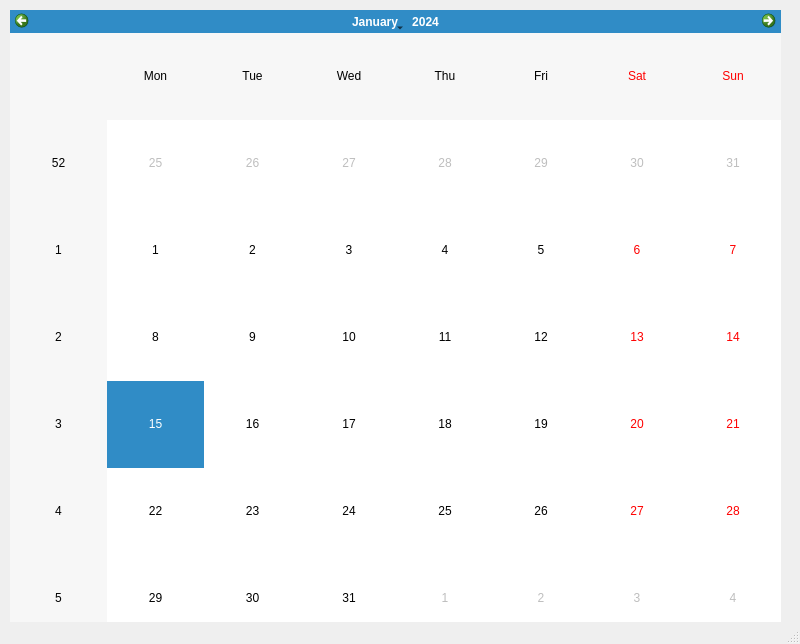
Old version of the form frontend/vistas/calendario/calendario.ui in the repository Johnatanvq/pooAPP.
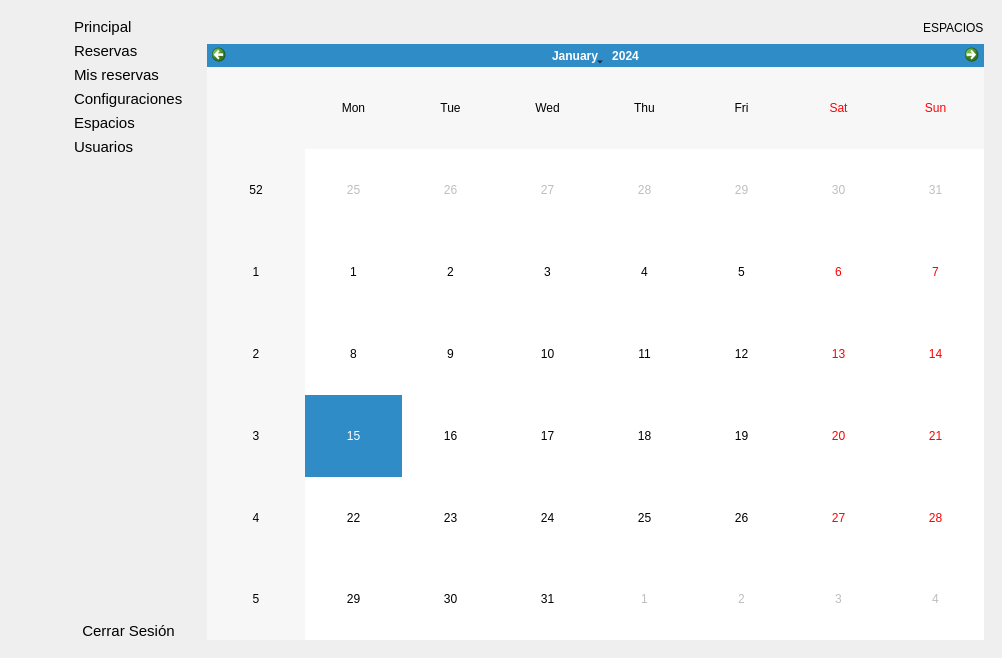
New version of the form. Icons and pictures are not drawn.

Commit message: Modificaciones en vistas de calendario, espacios, intro, login, menú principal y nuevo usuario

The edit to the form file:
```diff
--- a/frontend/vistas/calendario/calendario.ui
+++ b/frontend/vistas/calendario/calendario.ui
@@ -6,26 +6,1077 @@
    <rect>
     <x>0</x>
     <y>0</y>
-    <width>800</width>
-    <height>644</height>
+    <width>1002</width>
+    <height>658</height>
    </rect>
   </property>
   <property name="windowTitle">
    <string>MainWindow</string>
   </property>
   <widget class="QWidget" name="centralwidget">
-   <widget class="QCalendarWidget" name="calendario">
-    <property name="geometry">
-     <rect>
-      <x>10</x>
-      <y>10</y>
-      <width>771</width>
-      <height>631</height>
-     </rect>
-    </property>
-   </widget>
+   <layout class="QGridLayout" name="gridLayout_2">
+    <item row="0" column="0">
+     <widget class="QWidget" name="widget" native="true">
+      <layout class="QVBoxLayout" name="verticalLayout_2">
+       <item>
+        <widget class="QPushButton" name="bt_icono_home_mm">
+         <property name="styleSheet">
+          <string notr="true">QPushButton{
+	border-top-left-radius: 0 px;
+	border-bottom-left-radius: 30px;
+	border-top-right-radius: 30px;
+	border-bottom-right-radius: 0px;
+	text-align: left;
+}
+QPushButton:hover{
+	border-top-left-radius: 0 px;
+	border-bottom-left-radius: 30px;
+	border-top-right-radius: 30px;
+	border-bottom-right-radius: 0px
+}
+
+
+QPushButton {
+    border-radius: 18px;
+    background-color: qlineargradient(spread:reflect, x1:0, y1:0.532273, x2:1, y2:0.5, 
+                                      stop:0.362832 rgba(0,128,0,255), /* Verde oscuro */
+                                      stop:0.369469 rgba(0,128,0,255), 
+                                      stop:1 rgba(0,255,0,255)); /* Verde claro */
+}
+
+QPushButton:hover {
+    background-color: qlineargradient(spread:reflect, x1:0, y1:0.562273, x2:0.949, y2:0.545455, 
+                                      stop:0 rgb(255,255,255), /* Cian oscuro */
+                                      stop:1 rgb(255,255,255)); /* Cian claro */
+}
+
+QLabel {
+    color: rgb(225, 225, 224);
+    font: 12pt &quot;Arial&quot;;
+}
+</string>
+         </property>
+         <property name="text">
+          <string/>
+         </property>
+         <property name="icon">
+          <iconset resource="../../imagenes/resources.qrc">
+           <normaloff>:/newPrefix/home.svg</normaloff>:/newPrefix/home.svg</iconset>
+         </property>
+         <property name="iconSize">
+          <size>
+           <width>40</width>
+           <height>40</height>
+          </size>
+         </property>
+         <property name="checkable">
+          <bool>true</bool>
+         </property>
+         <property name="autoExclusive">
+          <bool>true</bool>
+         </property>
+        </widget>
+       </item>
+       <item>
+        <widget class="QPushButton" name="bt_icono_reservas_mm">
+         <property name="maximumSize">
+          <size>
+           <width>16777</width>
+           <height>16777215</height>
+          </size>
+         </property>
+         <property name="styleSheet">
+          <string notr="true">QPushButton{
+	border-top-left-radius: 0 px;
+	border-bottom-left-radius: 30px;
+	border-top-right-radius: 30px;
+	border-bottom-right-radius: 0px;
+	text-align: left;
+}
+QPushButton:hover{
+	border-top-left-radius: 0 px;
+	border-bottom-left-radius: 30px;
+	border-top-right-radius: 30px;
+	border-bottom-right-radius: 0px
+}
+
+
+QPushButton {
+    border-radius: 18px;
+    background-color: qlineargradient(spread:reflect, x1:0, y1:0.532273, x2:1, y2:0.5, 
+                                      stop:0.362832 rgba(0,128,0,255), /* Verde oscuro */
+                                      stop:0.369469 rgba(0,128,0,255), 
+                                      stop:1 rgba(0,255,0,255)); /* Verde claro */
+}
+
+QPushButton:hover {
+    background-color: qlineargradient(spread:reflect, x1:0, y1:0.562273, x2:0.949, y2:0.545455, 
+                                      stop:0 rgb(255,255,255), /* Cian oscuro */
+                                      stop:1 rgb(255,255,255)); /* Cian claro */
+}
+
+QLabel {
+    color: rgb(225, 225, 224);
+    font: 12pt &quot;Arial&quot;;
+}
+</string>
+         </property>
+         <property name="text">
+          <string/>
+         </property>
+         <property name="icon">
+          <iconset resource="../../imagenes/resources.qrc">
+           <normaloff>:/newPrefix/bookmark.svg</normaloff>:/newPrefix/bookmark.svg</iconset>
+         </property>
+         <property name="iconSize">
+          <size>
+           <width>40</width>
+           <height>40</height>
+          </size>
+         </property>
+         <property name="checkable">
+          <bool>true</bool>
+         </property>
+         <property name="autoExclusive">
+          <bool>true</bool>
+         </property>
+        </widget>
+       </item>
+       <item>
+        <widget class="QPushButton" name="bt_icono_misreservas_mm">
+         <property name="styleSheet">
+          <string notr="true">QPushButton{
+	border-top-left-radius: 0 px;
+	border-bottom-left-radius: 30px;
+	border-top-right-radius: 30px;
+	border-bottom-right-radius: 0px;
+	text-align: left;
+}
+QPushButton:hover{
+	border-top-left-radius: 0 px;
+	border-bottom-left-radius: 30px;
+	border-top-right-radius: 30px;
+	border-bottom-right-radius: 0px
+}
+
+
+QPushButton {
+    border-radius: 18px;
+    background-color: qlineargradient(spread:reflect, x1:0, y1:0.532273, x2:1, y2:0.5, 
+                                      stop:0.362832 rgba(0,128,0,255), /* Verde oscuro */
+                                      stop:0.369469 rgba(0,128,0,255), 
+                                      stop:1 rgba(0,255,0,255)); /* Verde claro */
+}
+
+QPushButton:hover {
+    background-color: qlineargradient(spread:reflect, x1:0, y1:0.562273, x2:0.949, y2:0.545455, 
+                                      stop:0 rgb(255,255,255), /* Cian oscuro */
+                                      stop:1 rgb(255,255,255)); /* Cian claro */
+}
+
+QLabel {
+    color: rgb(225, 225, 224);
+    font: 12pt &quot;Arial&quot;;
+}
+</string>
+         </property>
+         <property name="text">
+          <string/>
+         </property>
+         <property name="icon">
+          <iconset resource="../../imagenes/resources.qrc">
+           <normaloff>:/newPrefix/book-open.svg</normaloff>:/newPrefix/book-open.svg</iconset>
+         </property>
+         <property name="iconSize">
+          <size>
+           <width>40</width>
+           <height>40</height>
+          </size>
+         </property>
+         <property name="checkable">
+          <bool>true</bool>
+         </property>
+         <property name="autoExclusive">
+          <bool>true</bool>
+         </property>
+        </widget>
+       </item>
+       <item>
+        <widget class="QPushButton" name="bt_icono_configuraciones_mm">
+         <property name="styleSheet">
+          <string notr="true">QPushButton{
+	border-top-left-radius: 0 px;
+	border-bottom-left-radius: 30px;
+	border-top-right-radius: 30px;
+	border-bottom-right-radius: 0px;
+	text-align: left;
+}
+QPushButton:hover{
+	border-top-left-radius: 0 px;
+	border-bottom-left-radius: 30px;
+	border-top-right-radius: 30px;
+	border-bottom-right-radius: 0px
+}
+
+
+QPushButton {
+    border-radius: 18px;
+    background-color: qlineargradient(spread:reflect, x1:0, y1:0.532273, x2:1, y2:0.5, 
+                                      stop:0.362832 rgba(0,128,0,255), /* Verde oscuro */
+                                      stop:0.369469 rgba(0,128,0,255), 
+                                      stop:1 rgba(0,255,0,255)); /* Verde claro */
+}
+
+QPushButton:hover {
+    background-color: qlineargradient(spread:reflect, x1:0, y1:0.562273, x2:0.949, y2:0.545455, 
+                                      stop:0 rgb(255,255,255), /* Cian oscuro */
+                                      stop:1 rgb(255,255,255)); /* Cian claro */
+}
+
+QLabel {
+    color: rgb(225, 225, 224);
+    font: 12pt &quot;Arial&quot;;
+}
+</string>
+         </property>
+         <property name="text">
+          <string/>
+         </property>
+         <property name="icon">
+          <iconset resource="../../imagenes/resources.qrc">
+           <normaloff>:/newPrefix/settings.svg</normaloff>:/newPrefix/settings.svg</iconset>
+         </property>
+         <property name="iconSize">
+          <size>
+           <width>40</width>
+           <height>40</height>
+          </size>
+         </property>
+         <property name="checkable">
+          <bool>true</bool>
+         </property>
+         <property name="autoExclusive">
+          <bool>true</bool>
+         </property>
+        </widget>
+       </item>
+       <item>
+        <widget class="QPushButton" name="bt_icono_espacios_mm">
+         <property name="styleSheet">
+          <string notr="true">QPushButton{
+	border-top-left-radius: 0 px;
+	border-bottom-left-radius: 30px;
+	border-top-right-radius: 30px;
+	border-bottom-right-radius: 0px;
+	text-align: left;
+}
+QPushButton:hover{
+	border-top-left-radius: 0 px;
+	border-bottom-left-radius: 30px;
+	border-top-right-radius: 30px;
+	border-bottom-right-radius: 0px
+}
+
+
+QPushButton {
+    border-radius: 18px;
+    background-color: qlineargradient(spread:reflect, x1:0, y1:0.532273, x2:1, y2:0.5, 
+                                      stop:0.362832 rgba(0,128,0,255), /* Verde oscuro */
+                                      stop:0.369469 rgba(0,128,0,255), 
+                                      stop:1 rgba(0,255,0,255)); /* Verde claro */
+}
+
+QPushButton:hover {
+    background-color: qlineargradient(spread:reflect, x1:0, y1:0.562273, x2:0.949, y2:0.545455, 
+                                      stop:0 rgb(255,255,255), /* Cian oscuro */
+                                      stop:1 rgb(255,255,255)); /* Cian claro */
+}
+
+QLabel {
+    color: rgb(225, 225, 224);
+    font: 12pt &quot;Arial&quot;;
+}
+</string>
+         </property>
+         <property name="text">
+          <string/>
+         </property>
+         <property name="icon">
+          <iconset resource="../../imagenes/resources.qrc">
+           <normaloff>:/newPrefix/key.svg</normaloff>:/newPrefix/key.svg</iconset>
+         </property>
+         <property name="iconSize">
+          <size>
+           <width>40</width>
+           <height>40</height>
+          </size>
+         </property>
+         <property name="checkable">
+          <bool>true</bool>
+         </property>
+         <property name="autoExclusive">
+          <bool>true</bool>
+         </property>
+        </widget>
+       </item>
+       <item>
+        <widget class="QPushButton" name="bt_icono_usuarios_mm">
+         <property name="styleSheet">
+          <string notr="true">QPushButton{
+	border-top-left-radius: 0 px;
+	border-bottom-left-radius: 30px;
+	border-top-right-radius: 30px;
+	border-bottom-right-radius: 0px;
+	text-align: left;
+}
+QPushButton:hover{
+	border-top-left-radius: 0 px;
+	border-bottom-left-radius: 30px;
+	border-top-right-radius: 30px;
+	border-bottom-right-radius: 0px
+}
+
+
+QPushButton {
+    border-radius: 18px;
+    background-color: qlineargradient(spread:reflect, x1:0, y1:0.532273, x2:1, y2:0.5, 
+                                      stop:0.362832 rgba(0,128,0,255), /* Verde oscuro */
+                                      stop:0.369469 rgba(0,128,0,255), 
+                                      stop:1 rgba(0,255,0,255)); /* Verde claro */
+}
+
+QPushButton:hover {
+    background-color: qlineargradient(spread:reflect, x1:0, y1:0.562273, x2:0.949, y2:0.545455, 
+                                      stop:0 rgb(255,255,255), /* Cian oscuro */
+                                      stop:1 rgb(255,255,255)); /* Cian claro */
+}
+
+QLabel {
+    color: rgb(225, 225, 224);
+    font: 12pt &quot;Arial&quot;;
+}
+</string>
+         </property>
+         <property name="text">
+          <string/>
+         </property>
+         <property name="icon">
+          <iconset resource="../../imagenes/resources.qrc">
+           <normaloff>:/newPrefix/users.svg</normaloff>:/newPrefix/users.svg</iconset>
+         </property>
+         <property name="iconSize">
+          <size>
+           <width>40</width>
+           <height>40</height>
+          </size>
+         </property>
+         <property name="checkable">
+          <bool>true</bool>
+         </property>
+         <property name="autoExclusive">
+          <bool>true</bool>
+         </property>
+        </widget>
+       </item>
+       <item>
+        <spacer name="verticalSpacer">
+         <property name="orientation">
+          <enum>Qt::Vertical</enum>
+         </property>
+         <property name="sizeHint" stdset="0">
+          <size>
+           <width>20</width>
+           <height>183</height>
+          </size>
+         </property>
+        </spacer>
+       </item>
+       <item>
+        <widget class="QPushButton" name="bt_icono_logout_mm">
+         <property name="styleSheet">
+          <string notr="true">QPushButton{
+	border-top-left-radius: 0 px;
+	border-bottom-left-radius: 30px;
+	border-top-right-radius: 30px;
+	border-bottom-right-radius: 0px;
+	text-align: left;
+}
+QPushButton:hover{
+	border-top-left-radius: 0 px;
+	border-bottom-left-radius: 30px;
+	border-top-right-radius: 30px;
+	border-bottom-right-radius: 0px
+}
+
+
+QPushButton {
+    border-radius: 18px;
+    background-color: qlineargradient(spread:reflect, x1:0, y1:0.532273, x2:1, y2:0.5, 
+                                      stop:0.362832 rgba(0,128,0,255), /* Verde oscuro */
+                                      stop:0.369469 rgba(0,128,0,255), 
+                                      stop:1 rgba(0,255,0,255)); /* Verde claro */
+}
+
+QPushButton:hover {
+    background-color: qlineargradient(spread:reflect, x1:0, y1:0.562273, x2:0.949, y2:0.545455, 
+                                      stop:0 rgb(255,255,255), /* Cian oscuro */
+                                      stop:1 rgb(255,255,255)); /* Cian claro */
+}
+
+QLabel {
+    color: rgb(225, 225, 224);
+    font: 12pt &quot;Arial&quot;;
+}
+</string>
+         </property>
+         <property name="text">
+          <string/>
+         </property>
+         <property name="icon">
+          <iconset resource="../../imagenes/resources.qrc">
+           <normaloff>:/newPrefix/log-out.svg</normaloff>:/newPrefix/log-out.svg</iconset>
+         </property>
+         <property name="iconSize">
+          <size>
+           <width>40</width>
+           <height>40</height>
+          </size>
+         </property>
+         <property name="checkable">
+          <bool>true</bool>
+         </property>
+         <property name="autoExclusive">
+          <bool>true</bool>
+         </property>
+        </widget>
+       </item>
+      </layout>
+     </widget>
+    </item>
+    <item row="0" column="1">
+     <widget class="QWidget" name="widget_2" native="true">
+      <layout class="QGridLayout" name="gridLayout_4">
+       <item row="0" column="0">
+        <widget class="QPushButton" name="bt_home_mm">
+         <property name="font">
+          <font>
+           <pointsize>11</pointsize>
+          </font>
+         </property>
+         <property name="styleSheet">
+          <string notr="true">QPushButton{
+	border-top-left-radius: 0 px;
+	border-bottom-left-radius: 30px;
+	border-top-right-radius: 30px;
+	border-bottom-right-radius: 0px
+}
+QPushButton {
+    background-color: qlineargradient(spread:reflect, x1:0, y1:0.532273, x2:1, y2:0.5, 
+                                       stop:0.362832 rgba(0,128,0,255), /* Verde oscuro */
+                                       stop:0.369469 rgba(0,128,0,255), 
+                                       stop:1 rgba(0,255,0,255)); /* Verde claro */
+    
+    padding-left: 0px; /* Espacio a la izquierda para simular alineación */
+    border: none; /* Sin borde, opcional */
+    text-align: left; /* Aunque esto no tendrá efecto en QPushButton, lo incluimos para claridad */
+}
+
+QPushButton:hover{
+	border-top-left-radius: 0 px;
+	border-bottom-left-radius: 30px;
+	border-top-right-radius: 30px;
+	border-bottom-right-radius: 0px
+}
+
+
+QPushButton {
+    border-radius: 18px;
+    background-color: qlineargradient(spread:reflect, x1:0, y1:0.532273, x2:1, y2:0.5, 
+                                      stop:0.362832 rgba(0,128,0,255), /* Verde oscuro */
+                                      stop:0.369469 rgba(0,128,0,255), 
+                                      stop:1 rgba(0,255,0,255)); /* Verde claro */
+}
+
+QPushButton:hover {
+    background-color: qlineargradient(spread:reflect, x1:0, y1:0.562273, x2:0.949, y2:0.545455, 
+                                      stop:0 rgb(255,255,255), /* Cian oscuro */
+                                      stop:1 rgb(255,255,255)); /* Cian claro */
+}
+
+QLabel {
+    color: rgb(225, 225, 224);
+    font: 18pt &quot;Arial&quot;;
+}</string>
+         </property>
+         <property name="text">
+          <string>Principal</string>
+         </property>
+         <property name="icon">
+          <iconset resource="../../imagenes/resources.qrc">
+           <normaloff>:/newPrefix/home.svg</normaloff>:/newPrefix/home.svg</iconset>
+         </property>
+         <property name="iconSize">
+          <size>
+           <width>40</width>
+           <height>40</height>
+          </size>
+         </property>
+         <property name="checkable">
+          <bool>true</bool>
+         </property>
+         <property name="autoExclusive">
+          <bool>true</bool>
+         </property>
+        </widget>
+       </item>
+       <item row="1" column="0">
+        <widget class="QPushButton" name="bt_reservas__mm">
+         <property name="font">
+          <font>
+           <pointsize>11</pointsize>
+          </font>
+         </property>
+         <property name="styleSheet">
+          <string notr="true">QPushButton{
+	border-top-left-radius: 0 px;
+	border-bottom-left-radius: 30px;
+	border-top-right-radius: 30px;
+	border-bottom-right-radius: 0px
+}
+QPushButton {
+    background-color: qlineargradient(spread:reflect, x1:0, y1:0.532273, x2:1, y2:0.5, 
+                                       stop:0.362832 rgba(0,128,0,255), /* Verde oscuro */
+                                       stop:0.369469 rgba(0,128,0,255), 
+                                       stop:1 rgba(0,255,0,255)); /* Verde claro */
+    
+    padding-left: 0px; /* Espacio a la izquierda para simular alineación */
+    border: none; /* Sin borde, opcional */
+    text-align: left; /* Aunque esto no tendrá efecto en QPushButton, lo incluimos para claridad */
+}
+
+QPushButton:hover{
+	border-top-left-radius: 0 px;
+	border-bottom-left-radius: 30px;
+	border-top-right-radius: 30px;
+	border-bottom-right-radius: 0px
+}
+
+
+QPushButton {
+    border-radius: 18px;
+    background-color: qlineargradient(spread:reflect, x1:0, y1:0.532273, x2:1, y2:0.5, 
+                                      stop:0.362832 rgba(0,128,0,255), /* Verde oscuro */
+                                      stop:0.369469 rgba(0,128,0,255), 
+                                      stop:1 rgba(0,255,0,255)); /* Verde claro */
+}
+
+QPushButton:hover {
+    background-color: qlineargradient(spread:reflect, x1:0, y1:0.562273, x2:0.949, y2:0.545455, 
+                                      stop:0 rgb(255,255,255), /* Cian oscuro */
+                                      stop:1 rgb(255,255,255)); /* Cian claro */
+}
+
+QLabel {
+    color: rgb(225, 225, 224);
+    font: 18pt &quot;Arial&quot;;
+}</string>
+         </property>
+         <property name="text">
+          <string>Reservas</string>
+         </property>
+         <property name="icon">
+          <iconset resource="../../imagenes/resources.qrc">
+           <normaloff>:/newPrefix/bookmark.svg</normaloff>:/newPrefix/bookmark.svg</iconset>
+         </property>
+         <property name="iconSize">
+          <size>
+           <width>40</width>
+           <height>40</height>
+          </size>
+         </property>
+         <property name="checkable">
+          <bool>true</bool>
+         </property>
+         <property name="autoExclusive">
+          <bool>true</bool>
+         </property>
+        </widget>
+       </item>
+       <item row="2" column="0">
+        <widget class="QPushButton" name="bt_misreservas_mm">
+         <property name="font">
+          <font>
+           <pointsize>11</pointsize>
+          </font>
+         </property>
+         <property name="styleSheet">
+          <string notr="true">QPushButton{
+	border-top-left-radius: 0 px;
+	border-bottom-left-radius: 30px;
+	border-top-right-radius: 30px;
+	border-bottom-right-radius: 0px
+}
+QPushButton {
+    background-color: qlineargradient(spread:reflect, x1:0, y1:0.532273, x2:1, y2:0.5, 
+                                       stop:0.362832 rgba(0,128,0,255), /* Verde oscuro */
+                                       stop:0.369469 rgba(0,128,0,255), 
+                                       stop:1 rgba(0,255,0,255)); /* Verde claro */
+    
+    padding-left: 0px; /* Espacio a la izquierda para simular alineación */
+    border: none; /* Sin borde, opcional */
+    text-align: left; /* Aunque esto no tendrá efecto en QPushButton, lo incluimos para claridad */
+}
+
+QPushButton:hover{
+	border-top-left-radius: 0 px;
+	border-bottom-left-radius: 30px;
+	border-top-right-radius: 30px;
+	border-bottom-right-radius: 0px
+}
+
+
+QPushButton {
+    border-radius: 18px;
+    background-color: qlineargradient(spread:reflect, x1:0, y1:0.532273, x2:1, y2:0.5, 
+                                      stop:0.362832 rgba(0,128,0,255), /* Verde oscuro */
+                                      stop:0.369469 rgba(0,128,0,255), 
+                                      stop:1 rgba(0,255,0,255)); /* Verde claro */
+}
+
+QPushButton:hover {
+    background-color: qlineargradient(spread:reflect, x1:0, y1:0.562273, x2:0.949, y2:0.545455, 
+                                      stop:0 rgb(255,255,255), /* Cian oscuro */
+                                      stop:1 rgb(255,255,255)); /* Cian claro */
+}
+
+QLabel {
+    color: rgb(225, 225, 224);
+    font: 12pt &quot;Arial&quot;;
+}</string>
+         </property>
+         <property name="text">
+          <string>Mis reservas</string>
+         </property>
+         <property name="icon">
+          <iconset resource="../../imagenes/resources.qrc">
+           <normaloff>:/newPrefix/book-open.svg</normaloff>:/newPrefix/book-open.svg</iconset>
+         </property>
+         <property name="iconSize">
+          <size>
+           <width>40</width>
+           <height>40</height>
+          </size>
+         </property>
+         <property name="checkable">
+          <bool>true</bool>
+         </property>
+         <property name="autoExclusive">
+          <bool>true</bool>
+         </property>
+        </widget>
+       </item>
+       <item row="3" column="0">
+        <widget class="QPushButton" name="bt_configuraciones_mm">
+         <property name="font">
+          <font>
+           <pointsize>11</pointsize>
+          </font>
+         </property>
+         <property name="styleSheet">
+          <string notr="true">QPushButton{
+	border-top-left-radius: 0 px;
+	border-bottom-left-radius: 30px;
+	border-top-right-radius: 30px;
+	border-bottom-right-radius: 0px
+}
+QPushButton {
+    background-color: qlineargradient(spread:reflect, x1:0, y1:0.532273, x2:1, y2:0.5, 
+                                       stop:0.362832 rgba(0,128,0,255), /* Verde oscuro */
+                                       stop:0.369469 rgba(0,128,0,255), 
+                                       stop:1 rgba(0,255,0,255)); /* Verde claro */
+    
+    padding-left: 0px; /* Espacio a la izquierda para simular alineación */
+    border: none; /* Sin borde, opcional */
+    text-align: left; /* Aunque esto no tendrá efecto en QPushButton, lo incluimos para claridad */
+}
+
+QPushButton:hover{
+	border-top-left-radius: 0 px;
+	border-bottom-left-radius: 30px;
+	border-top-right-radius: 30px;
+	border-bottom-right-radius: 0px
+}
+
+
+QPushButton {
+    border-radius: 18px;
+    background-color: qlineargradient(spread:reflect, x1:0, y1:0.532273, x2:1, y2:0.5, 
+                                      stop:0.362832 rgba(0,128,0,255), /* Verde oscuro */
+                                      stop:0.369469 rgba(0,128,0,255), 
+                                      stop:1 rgba(0,255,0,255)); /* Verde claro */
+}
+
+QPushButton:hover {
+    background-color: qlineargradient(spread:reflect, x1:0, y1:0.562273, x2:0.949, y2:0.545455, 
+                                      stop:0 rgb(255,255,255), /* Cian oscuro */
+                                      stop:1 rgb(255,255,255)); /* Cian claro */
+}
+
+QLabel {
+    color: rgb(225, 225, 224);
+    font: 12pt &quot;Arial&quot;;
+}</string>
+         </property>
+         <property name="text">
+          <string>Configuraciones</string>
+         </property>
+         <property name="icon">
+          <iconset resource="../../imagenes/resources.qrc">
+           <normaloff>:/newPrefix/settings.svg</normaloff>:/newPrefix/settings.svg</iconset>
+         </property>
+         <property name="iconSize">
+          <size>
+           <width>40</width>
+           <height>40</height>
+          </size>
+         </property>
+         <property name="checkable">
+          <bool>true</bool>
+         </property>
+         <property name="autoExclusive">
+          <bool>true</bool>
+         </property>
+        </widget>
+       </item>
+       <item row="4" column="0">
+        <widget class="QPushButton" name="bt_espacios_mm">
+         <property name="font">
+          <font>
+           <pointsize>11</pointsize>
+          </font>
+         </property>
+         <property name="styleSheet">
+          <string notr="true">QPushButton{
+	border-top-left-radius: 0 px;
+	border-bottom-left-radius: 30px;
+	border-top-right-radius: 30px;
+	border-bottom-right-radius: 0px
+}
+QPushButton {
+    background-color: qlineargradient(spread:reflect, x1:0, y1:0.532273, x2:1, y2:0.5, 
+                                       stop:0.362832 rgba(0,128,0,255), /* Verde oscuro */
+                                       stop:0.369469 rgba(0,128,0,255), 
+                                       stop:1 rgba(0,255,0,255)); /* Verde claro */
+    
+    padding-left: 0px; /* Espacio a la izquierda para simular alineación */
+    border: none; /* Sin borde, opcional */
+    text-align: left; /* Aunque esto no tendrá efecto en QPushButton, lo incluimos para claridad */
+}
+
+QPushButton:hover{
+	border-top-left-radius: 0 px;
+	border-bottom-left-radius: 30px;
+	border-top-right-radius: 30px;
+	border-bottom-right-radius: 0px
+}
+
+
+QPushButton {
+    border-radius: 18px;
+    background-color: qlineargradient(spread:reflect, x1:0, y1:0.532273, x2:1, y2:0.5, 
+                                      stop:0.362832 rgba(0,128,0,255), /* Verde oscuro */
+                                      stop:0.369469 rgba(0,128,0,255), 
+                                      stop:1 rgba(0,255,0,255)); /* Verde claro */
+}
+
+QPushButton:hover {
+    background-color: qlineargradient(spread:reflect, x1:0, y1:0.562273, x2:0.949, y2:0.545455, 
+                                      stop:0 rgb(255,255,255), /* Cian oscuro */
+                                      stop:1 rgb(255,255,255)); /* Cian claro */
+}
+
+QLabel {
+    color: rgb(225, 225, 224);
+    font: 12pt &quot;Arial&quot;;
+}</string>
+         </property>
+         <property name="text">
+          <string>Espacios</string>
+         </property>
+         <property name="icon">
+          <iconset resource="../../imagenes/resources.qrc">
+           <normaloff>:/newPrefix/key.svg</normaloff>:/newPrefix/key.svg</iconset>
+         </property>
+         <property name="iconSize">
+          <size>
+           <width>40</width>
+           <height>40</height>
+          </size>
+         </property>
+         <property name="checkable">
+          <bool>true</bool>
+         </property>
+         <property name="autoExclusive">
+          <bool>true</bool>
+         </property>
+        </widget>
+       </item>
+       <item row="5" column="0">
+        <widget class="QPushButton" name="bt_usuarios_mm">
+         <property name="font">
+          <font>
+           <pointsize>11</pointsize>
+          </font>
+         </property>
+         <property name="styleSheet">
+          <string notr="true">QPushButton{
+	border-top-left-radius: 0 px;
+	border-bottom-left-radius: 30px;
+	border-top-right-radius: 30px;
+	border-bottom-right-radius: 0px
+}
+QPushButton {
+    background-color: qlineargradient(spread:reflect, x1:0, y1:0.532273, x2:1, y2:0.5, 
+                                       stop:0.362832 rgba(0,128,0,255), /* Verde oscuro */
+                                       stop:0.369469 rgba(0,128,0,255), 
+                                       stop:1 rgba(0,255,0,255)); /* Verde claro */
+    
+    padding-left: 0px; /* Espacio a la izquierda para simular alineación */
+    border: none; /* Sin borde, opcional */
+    text-align: left; /* Aunque esto no tendrá efecto en QPushButton, lo incluimos para claridad */
+}
+
+QPushButton:hover{
+	border-top-left-radius: 0 px;
+	border-bottom-left-radius: 30px;
+	border-top-right-radius: 30px;
+	border-bottom-right-radius: 0px
+}
+
+
+QPushButton {
+    border-radius: 18px;
+    background-color: qlineargradient(spread:reflect, x1:0, y1:0.532273, x2:1, y2:0.5, 
+                                      stop:0.362832 rgba(0,128,0,255), /* Verde oscuro */
+                                      stop:0.369469 rgba(0,128,0,255), 
+                                      stop:1 rgba(0,255,0,255)); /* Verde claro */
+}
+
+QPushButton:hover {
+    background-color: qlineargradient(spread:reflect, x1:0, y1:0.562273, x2:0.949, y2:0.545455, 
+                                      stop:0 rgb(255,255,255), /* Cian oscuro */
+                                      stop:1 rgb(255,255,255)); /* Cian claro */
+}
+
+QLabel {
+    color: rgb(225, 225, 224);
+    font: 12pt &quot;Arial&quot;;
+}</string>
+         </property>
+         <property name="text">
+          <string>Usuarios</string>
+         </property>
+         <property name="icon">
+          <iconset resource="../../imagenes/resources.qrc">
+           <normaloff>:/newPrefix/users.svg</normaloff>:/newPrefix/users.svg</iconset>
+         </property>
+         <property name="iconSize">
+          <size>
+           <width>40</width>
+           <height>40</height>
+          </size>
+         </property>
+         <property name="checkable">
+          <bool>true</bool>
+         </property>
+         <property name="autoExclusive">
+          <bool>true</bool>
+         </property>
+        </widget>
+       </item>
+       <item row="6" column="0">
+        <spacer name="verticalSpacer_2">
+         <property name="orientation">
+          <enum>Qt::Vertical</enum>
+         </property>
+         <property name="sizeHint" stdset="0">
+          <size>
+           <width>20</width>
+           <height>183</height>
+          </size>
+         </property>
+        </spacer>
+       </item>
+       <item row="7" column="0">
+        <widget class="QPushButton" name="bt_logout_mm">
+         <property name="font">
+          <font>
+           <pointsize>11</pointsize>
+          </font>
+         </property>
+         <property name="styleSheet">
+          <string notr="true">QPushButton{
+	border-top-left-radius: 0 px;
+	border-bottom-left-radius: 30px;
+	border-top-right-radius: 30px;
+	border-bottom-right-radius: 0px
+}
+QPushButton:hover{
+	border-top-left-radius: 0 px;
+	border-bottom-left-radius: 30px;
+	border-top-right-radius: 30px;
+	border-bottom-right-radius: 0px
+}
+
+
+QPushButton {
+    border-radius: 18px;
+    background-color: qlineargradient(spread:reflect, x1:0, y1:0.532273, x2:1, y2:0.5, 
+                                      stop:0.362832 rgba(0,128,0,255), /* Verde oscuro */
+                                      stop:0.369469 rgba(0,128,0,255), 
+                                      stop:1 rgba(0,255,0,255)); /* Verde claro */
+}
+
+QPushButton:hover {
+    background-color: qlineargradient(spread:reflect, x1:0, y1:0.562273, x2:0.949, y2:0.545455, 
+                                      stop:0 rgb(255,255,255), /* Cian oscuro */
+                                      stop:1 rgb(255,255,255)); /* Cian claro */
+}
+
+QLabel {
+    color: rgb(225, 225, 224);
+    font: 12pt &quot;Arial&quot;;
+}
+</string>
+         </property>
+         <property name="text">
+          <string>Cerrar Sesión</string>
+         </property>
+         <property name="icon">
+          <iconset resource="../../imagenes/resources.qrc">
+           <normaloff>:/newPrefix/log-out.svg</normaloff>:/newPrefix/log-out.svg</iconset>
+         </property>
+         <property name="iconSize">
+          <size>
+           <width>40</width>
+           <height>40</height>
+          </size>
+         </property>
+         <property name="checkable">
+          <bool>true</bool>
+         </property>
+         <property name="autoExclusive">
+          <bool>true</bool>
+         </property>
+        </widget>
+       </item>
+      </layout>
+     </widget>
+    </item>
+    <item row="0" column="2">
+     <widget class="QWidget" name="widget_3" native="true">
+      <layout class="QGridLayout" name="gridLayout">
+       <item row="0" column="1">
+        <layout class="QHBoxLayout" name="horizontalLayout">
+         <item>
+          <spacer name="horizontalSpacer">
+           <property name="orientation">
+            <enum>Qt::Horizontal</enum>
+           </property>
+           <property name="sizeHint" stdset="0">
+            <size>
+             <width>478</width>
+             <height>20</height>
+            </size>
+           </property>
+          </spacer>
+         </item>
+         <item>
+          <widget class="QLabel" name="lb_indicador_mreservas_3">
+           <property name="styleSheet">
+            <string notr="true">QLabel {
+    color: rgba(0, 128, 0, 255);
+    font: 12pt &quot;Arial&quot;;
+}</string>
+           </property>
+           <property name="text">
+            <string/>
+           </property>
+           <property name="pixmap">
+            <pixmap resource="../../imagenes/resources.qrc">:/newPrefix/bookmark.svg</pixmap>
+           </property>
+          </widget>
+         </item>
+         <item>
+          <widget class="QLabel" name="lb_indicador_mreservas_2">
+           <property name="styleSheet">
+            <string notr="true">QLabel {
+    color: rgb(0, 0, 0);
+    font: 12pt &quot;Arial&quot;;
+}</string>
+           </property>
+           <property name="text">
+            <string>ESPACIOS</string>
+           </property>
+          </widget>
+         </item>
+        </layout>
+       </item>
+       <item row="0" column="0">
+        <widget class="QPushButton" name="bt_cerrarlistado">
+         <property name="styleSheet">
+          <string notr="true">QPushButton {
+    border-radius: 18px;
+     background-color: qlineargradient(spread:reflect, x1:0, y1:0.562273, x2:0.949, y2:0.545455, 
+                                      stop:0 rgb(255,255,255), /* Cian oscuro */
+                                      stop:1 rgb(255,255,255)); /* Cian claro */
+}   
+
+QPushButton:hover {
+	  background-color: qlineargradient(spread:reflect, x1:0, y1:0.532273, x2:1, y2:0.5, 
+                                      stop:0.362832 rgba(0,128,0,255), /* Verde oscuro */
+                                      stop:0.369469 rgba(0,128,0,255), 
+                                      stop:1 rgba(0,255,0,255)); /* Verde claro */
+}
+   
+
+QPushButton:pressed {
+    background-color: rgba(0, 255, 0, 255); /* Verde claro cuando se presiona */
+}
+
+QLabel {
+    color: rgb(225, 225, 224);
+    font: 12pt &quot;Arial&quot;;
+}
+
+</string>
+         </property>
+         <property name="text">
+          <string/>
+         </property>
+         <property name="icon">
+          <iconset resource="../../imagenes/resources.qrc">
+           <normaloff>:/newPrefix/menu.svg</normaloff>:/newPrefix/menu.svg</iconset>
+         </property>
+         <property name="iconSize">
+          <size>
+           <width>40</width>
+           <height>40</height>
+          </size>
+         </property>
+         <property name="checkable">
+          <bool>true</bool>
+         </property>
+        </widget>
+       </item>
+       <item row="1" column="0" colspan="2">
+        <widget class="QCalendarWidget" name="calendario"/>
+       </item>
+      </layout>
+     </widget>
+    </item>
+   </layout>
   </widget>
-  <widget class="QStatusBar" name="statusbar"/>
  </widget>
  <resources/>
  <connections/>
```
Left out of the diff: 39 changed lines with no effect on the pictures. The commit also changes 5 other files.
